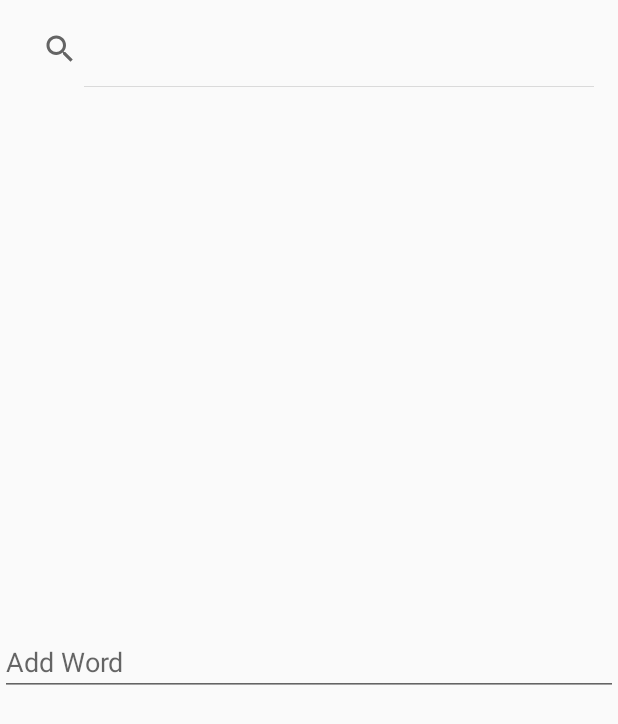
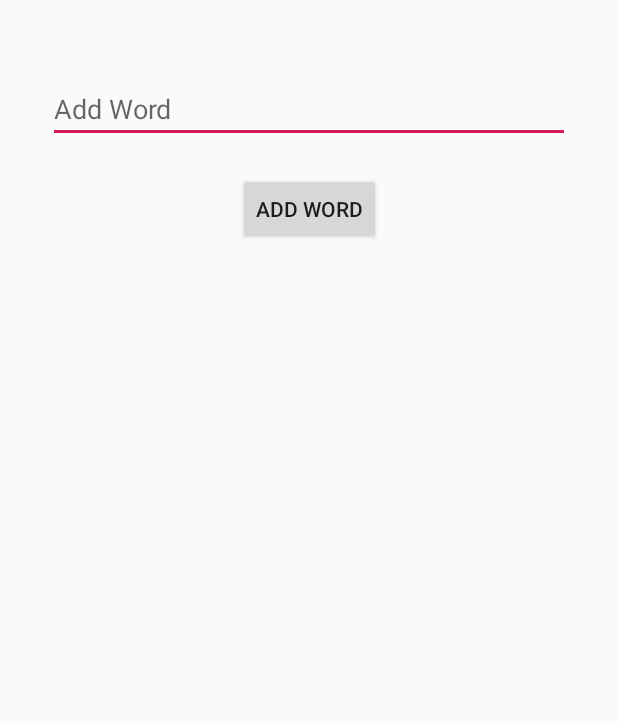
Before and after one commit to code4sk/JustLearn, an Android app: the SearchWordActivity screen opened directly, with no data from a screen before it, on a phone screen of 412 x 824 dp. Shown: the top 724 px of the screen. Run offline under Robolectric (Android 15) with nearby library versions, the phone set to English and light mode, and no system bars.

Commit message:
new Upgrade

```diff
--- a/app/src/main/java/com/code4sk/justlearn/RecordingsAdapter.kt
+++ b/app/src/main/java/com/code4sk/justlearn/RecordingsAdapter.kt
@@ -39,6 +39,6 @@ class RecordingsAdapter(var recList: ArrayList<RecItem>): RecyclerView.Adapter<R
     fun getPosition(name: String) = recList.indexOfFirst { it.file.name == name }
 
     override fun onBindViewHolder(holder: RecyclerViewHolder, position: Int) {
-        holder.text.text = recList[position].file.name
+        holder.text.text = recList[position].file.nameWithoutExtension
     }
 }
--- a/app/src/main/java/com/code4sk/justlearn/SearchWordActivity.kt
+++ b/app/src/main/java/com/code4sk/justlearn/SearchWordActivity.kt
@@ -8,7 +8,9 @@ import android.database.sqlite.SQLiteOpenHelper
 import android.os.Bundle
 import android.provider.BaseColumns
 import android.util.Log
+import android.view.View
 import android.view.inputmethod.EditorInfo
+import android.widget.Button
 import android.widget.EditText
 import android.widget.SearchView
 import android.widget.Toast
@@ -24,21 +26,29 @@ class SearchWordActivity : AppCompatActivity() {
         super.onCreate(savedInstanceState)
         getSupportActionBar()?.hide()
         setContentView(R.layout.activity_search_word)
-        searchView = findViewById(R.id.searchView)
-        searchView?.isIconified = false
-        searchView?.isIconifiedByDefault = false
+//        searchView = findViewById(R.id.searchView)
+//        searchView?.isIconified = false
+//        searchView?.isIconifiedByDefault = false
+
         findViewById<EditText>(R.id.addWord).setOnEditorActionListener { v, actionId, event ->
             return@setOnEditorActionListener when (actionId) {
                 EditorInfo.IME_ACTION_SEND -> {
                     val text = findViewById<EditText>(R.id.addWord).text
                     addWord(text.toString())
-                    Toast.makeText(this, text, Toast.LENGTH_SHORT).show()
+//                    Toast.makeText(this, text, Toast.LENGTH_SHORT).show()
                     true
                 }
                 else -> false
             }
         }
+
     }
+
+    fun addWordBtn(view: View){
+        val text = findViewById<EditText>(R.id.addWord).text
+        addWord(text.toString())
+    }
+
     fun addWord(word: String){
         val dbHelper = WordsActivity.FeedReaderDbHelper(this)
         val db = dbHelper.writableDatabase
--- /dev/null
+++ b/app/src/main/res/drawable/ic_baseline_pause_24.xml
@@ -0,0 +1,5 @@
+<vector android:height="24dp" android:tint="#FFFFFF"
+    android:viewportHeight="24" android:viewportWidth="24"
+    android:width="24dp" xmlns:android="http://schemas.android.com/apk/res/android">
+    <path android:fillColor="@android:color/white" android:pathData="M6,19h4L10,5L6,5v14zM14,5v14h4L18,5h-4z"/>
+</vector>
--- /dev/null
+++ b/app/src/main/res/drawable/ic_baseline_play_arrow_24.xml
@@ -0,0 +1,5 @@
+<vector android:height="24dp" android:tint="#FFFFFF"
+    android:viewportHeight="24" android:viewportWidth="24"
+    android:width="24dp" xmlns:android="http://schemas.android.com/apk/res/android">
+    <path android:fillColor="@android:color/white" android:pathData="M8,5v14l11,-7z"/>
+</vector>
--- a/app/src/main/res/layout/activity_main.xml
+++ b/app/src/main/res/layout/activity_main.xml
@@ -69,7 +69,7 @@
                     android:layout_marginBottom="16dp"
                     app:layout_constraintBottom_toBottomOf="parent"
                     app:layout_constraintStart_toStartOf="parent"
-                    android:layout_marginStart="100dp"
+                    android:layout_marginStart="80dp"
                     android:onClick="launchSearchWordActivity"
                     android:clickable="true"
                     android:scaleType="fitCenter" />
--- a/app/src/main/res/layout/activity_search_word.xml
+++ b/app/src/main/res/layout/activity_search_word.xml
@@ -7,15 +7,6 @@
         android:layout_height="match_parent"
         tools:context=".SearchWordActivity">
 
-    <SearchView
-            android:layout_width="0dp"
-            android:layout_height="50dp"
-            app:layout_constraintStart_toStartOf="parent" android:layout_marginStart="8dp"
-            app:layout_constraintEnd_toEndOf="parent" android:layout_marginEnd="8dp" android:layout_marginTop="8dp"
-            app:layout_constraintTop_toTopOf="parent" android:iconifiedByDefault="true" android:id="@+id/searchView">
-
-
-    </SearchView>
 
     <EditText
             android:id="@+id/addWord"
@@ -23,10 +14,26 @@
             android:layout_height="wrap_content"
             android:inputType="text"
             android:imeOptions="actionSend"
-            app:layout_constraintTop_toBottomOf="@+id/searchView"
-            app:layout_constraintBottom_toBottomOf="parent"
             app:layout_constraintEnd_toEndOf="parent"
             app:layout_constraintStart_toStartOf="parent"
             android:autofillHints=""
-            android:hint="@string/search_hint" />
+            android:hint="@string/search_hint"
+            app:layout_constraintTop_toTopOf="parent"
+            android:layout_marginStart="32dp"
+            android:layout_marginEnd="32dp"
+            android:layout_marginTop="50dp"
+            android:focusedByDefault="true"
+            android:focusable="true"
+            android:enabled="true" />
+
+    <Button
+            android:text="Add Word"
+            android:layout_width="wrap_content"
+            android:layout_height="wrap_content"
+            android:id="@+id/addWordBtn"
+            app:layout_constraintTop_toBottomOf="@+id/addWord"
+            android:layout_marginTop="20dp"
+            app:layout_constraintStart_toStartOf="parent"
+            app:layout_constraintEnd_toEndOf="parent"
+            android:onClick="addWordBtn"/>
 </androidx.constraintlayout.widget.ConstraintLayout>
--- a/app/src/main/res/layout/activity_words.xml
+++ b/app/src/main/res/layout/activity_words.xml
@@ -67,7 +67,8 @@
                 android:layout_marginStart="8dp"
                 android:id="@+id/wordRecyclerView"
                 app:layout_constraintHorizontal_bias="1.0"
-                app:layout_constraintTop_toBottomOf="@+id/constraintLayout2" />
+                app:layout_constraintTop_toBottomOf="@+id/constraintLayout2"
+                android:layout_marginTop="50dp" />
 
         <com.google.android.material.floatingactionbutton.FloatingActionButton
                 android:layout_width="wrap_content"
--- a/app/src/main/res/layout/dialog_rec.xml
+++ b/app/src/main/res/layout/dialog_rec.xml
@@ -28,7 +28,8 @@
             app:layout_constraintStart_toStartOf="parent"
             app:layout_constraintEnd_toEndOf="parent"
             android:layout_marginEnd="8dp"
-            android:layout_marginStart="8dp" />
+            android:layout_marginStart="8dp"
+            android:text="just_learn" />
 
     <Button
             android:text="Cancel"
--- a/app/src/main/res/values/strings.xml
+++ b/app/src/main/res/values/strings.xml
@@ -1,6 +1,6 @@
 <resources>
     <string name="app_name">Just Learn</string>
-    <string name="timer">Timer</string>
+    <string name="timer">Recordings</string>
     <string name="words">Words</string>
     <string name="channel_name">channel</string>
     <string name="channel_description">channel description</string>
```
Also changed, not shown: app/src/main/AndroidManifest.xml (+16 -7 lines), app/src/main/java/com/code4sk/justlearn/MainActivity.kt (+9 -9 lines), app/src/main/java/com/code4sk/justlearn/NotificationBroadcastReceiver.kt (+34 -3 lines), app/src/main/java/com/code4sk/justlearn/TimerActivity.kt (+29 -2 lines), app/src/main/java/com/code4sk/justlearn/WordsActivity.kt (+6 -21 lines), app/src/main/res/layout/activity_timer.xml (+15 -0 lines), 174 other files.
